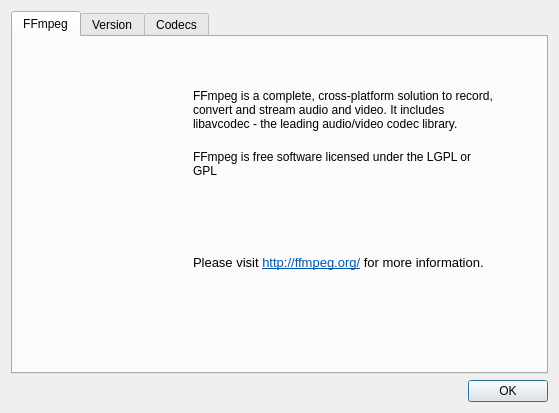
Qt form ui/aboutffmpegdialog.ui (qwinff/qwinff) before a commit.
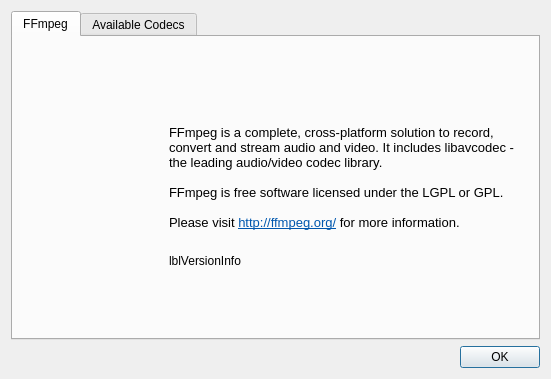
The same form after that commit. Icons and pictures are not drawn.

Commit message: Completed "About FFmpeg" dialog.

The edit to the form file:
```diff
--- a/ui/aboutffmpegdialog.ui
+++ b/ui/aboutffmpegdialog.ui
@@ -6,8 +6,8 @@
    <rect>
     <x>0</x>
     <y>0</y>
-    <width>559</width>
-    <height>413</height>
+    <width>551</width>
+    <height>379</height>
    </rect>
   </property>
   <property name="contextMenuPolicy">
@@ -30,20 +30,22 @@
       <attribute name="title">
        <string>FFmpeg</string>
       </attribute>
+      <layout class="QVBoxLayout" name="verticalLayout_2">
+       <item>
+        <layout class="QGridLayout" name="gridLayout">
+         <item row="0" column="0">
       <widget class="QLabel" name="label_3">
-       <property name="geometry">
-        <rect>
-         <x>20</x>
-         <y>20</y>
+           <property name="sizePolicy">
+            <sizepolicy hsizetype="Fixed" vsizetype="Fixed">
+             <horstretch>0</horstretch>
+             <verstretch>0</verstretch>
+            </sizepolicy>
+           </property>
+           <property name="maximumSize">
+            <size>
          <width>141</width>
          <height>141</height>
-        </rect>
-       </property>
-       <property name="sizePolicy">
-        <sizepolicy hsizetype="Fixed" vsizetype="Fixed">
-         <horstretch>0</horstretch>
-         <verstretch>0</verstretch>
-        </sizepolicy>
+            </size>
        </property>
        <property name="text">
         <string/>
@@ -55,75 +57,51 @@
         <bool>true</bool>
        </property>
       </widget>
+         </item>
+         <item row="0" column="1">
       <widget class="QLabel" name="label">
-       <property name="geometry">
-        <rect>
-         <x>180</x>
-         <y>40</y>
-         <width>310</width>
-         <height>65</height>
-        </rect>
-       </property>
-       <property name="text">
-        <string>FFmpeg is a complete, cross-platform solution to record, convert and stream audio and video. It includes libavcodec - the leading audio/video codec library.</string>
-       </property>
-       <property name="wordWrap">
-        <bool>true</bool>
-       </property>
-      </widget>
-      <widget class="QLabel" name="label_2">
-       <property name="geometry">
-        <rect>
-         <x>180</x>
-         <y>110</y>
-         <width>305</width>
-         <height>33</height>
-        </rect>
-       </property>
-       <property name="text">
-        <string>FFmpeg is free software licensed under the LGPL or GPL</string>
-       </property>
-       <property name="wordWrap">
-        <bool>true</bool>
-       </property>
-      </widget>
-      <widget class="QLabel" name="label_4">
-       <property name="geometry">
-        <rect>
-         <x>180</x>
-         <y>160</y>
-         <width>311</width>
-         <height>131</height>
-        </rect>
+           <property name="sizePolicy">
+            <sizepolicy hsizetype="Minimum" vsizetype="Maximum">
+             <horstretch>0</horstretch>
+             <verstretch>0</verstretch>
+            </sizepolicy>
        </property>
        <property name="text">
         <string>&lt;!DOCTYPE HTML PUBLIC &quot;-//W3C//DTD HTML 4.0//EN&quot; &quot;http://www.w3.org/TR/REC-html40/strict.dtd&quot;&gt;
 &lt;html&gt;&lt;head&gt;&lt;meta name=&quot;qrichtext&quot; content=&quot;1&quot; /&gt;&lt;style type=&quot;text/css&quot;&gt;
 p, li { white-space: pre-wrap; }
 &lt;/style&gt;&lt;/head&gt;&lt;body style=&quot; font-family:'Ubuntu'; font-size:10pt; font-weight:400; font-style:normal;&quot;&gt;
+&lt;p style=&quot; margin-top:0px; margin-bottom:0px; margin-left:0px; margin-right:0px; -qt-block-indent:0; text-indent:0px;&quot;&gt;FFmpeg is a complete, cross-platform solution to record, convert and stream audio and video. It includes libavcodec - the leading audio/video codec library.&lt;/p&gt;
+&lt;p style=&quot;-qt-paragraph-type:empty; margin-top:0px; margin-bottom:0px; margin-left:0px; margin-right:0px; -qt-block-indent:0; text-indent:0px;&quot;&gt;&lt;/p&gt;
+&lt;p style=&quot; margin-top:0px; margin-bottom:0px; margin-left:0px; margin-right:0px; -qt-block-indent:0; text-indent:0px;&quot;&gt;FFmpeg is free software licensed under the LGPL or GPL.&lt;/p&gt;
+&lt;p style=&quot;-qt-paragraph-type:empty; margin-top:0px; margin-bottom:0px; margin-left:0px; margin-right:0px; -qt-block-indent:0; text-indent:0px;&quot;&gt;&lt;/p&gt;
 &lt;p style=&quot; margin-top:0px; margin-bottom:0px; margin-left:0px; margin-right:0px; -qt-block-indent:0; text-indent:0px;&quot;&gt;Please visit &lt;a href=&quot;http://ffmpeg.org/&quot;&gt;&lt;span style=&quot; text-decoration: underline; color:#0057ae;&quot;&gt;http://ffmpeg.org/&lt;/span&gt;&lt;/a&gt; for more information.&lt;/p&gt;&lt;/body&gt;&lt;/html&gt;</string>
        </property>
        <property name="wordWrap">
         <bool>true</bool>
        </property>
-       <property name="openExternalLinks">
-        <bool>true</bool>
-       </property>
-      </widget>
-     </widget>
-     <widget class="QWidget" name="tab_2">
-      <attribute name="title">
-       <string>Version</string>
-      </attribute>
-      <layout class="QVBoxLayout" name="verticalLayout_2">
-       <item>
-        <widget class="QTextEdit" name="txtFFmpegVersionInfo"/>
+          </widget>
+         </item>
+         <item row="1" column="1">
+          <widget class="QLabel" name="lblVersionInfo">
+           <property name="sizePolicy">
+            <sizepolicy hsizetype="Preferred" vsizetype="Maximum">
+             <horstretch>0</horstretch>
+             <verstretch>0</verstretch>
+            </sizepolicy>
+           </property>
+           <property name="text">
+            <string>lblVersionInfo</string>
+           </property>
+          </widget>
+         </item>
+        </layout>
        </item>
       </layout>
      </widget>
      <widget class="QWidget" name="tab_3">
       <attribute name="title">
-       <string>Codecs</string>
+       <string>Available Codecs</string>
       </attribute>
       <layout class="QVBoxLayout" name="verticalLayout_3">
        <item>
```
Left out of the diff: 2 changed lines with no effect on the pictures. Lines whose indentation alone changed are shown as unchanged. The commit also changes 1 other file.
